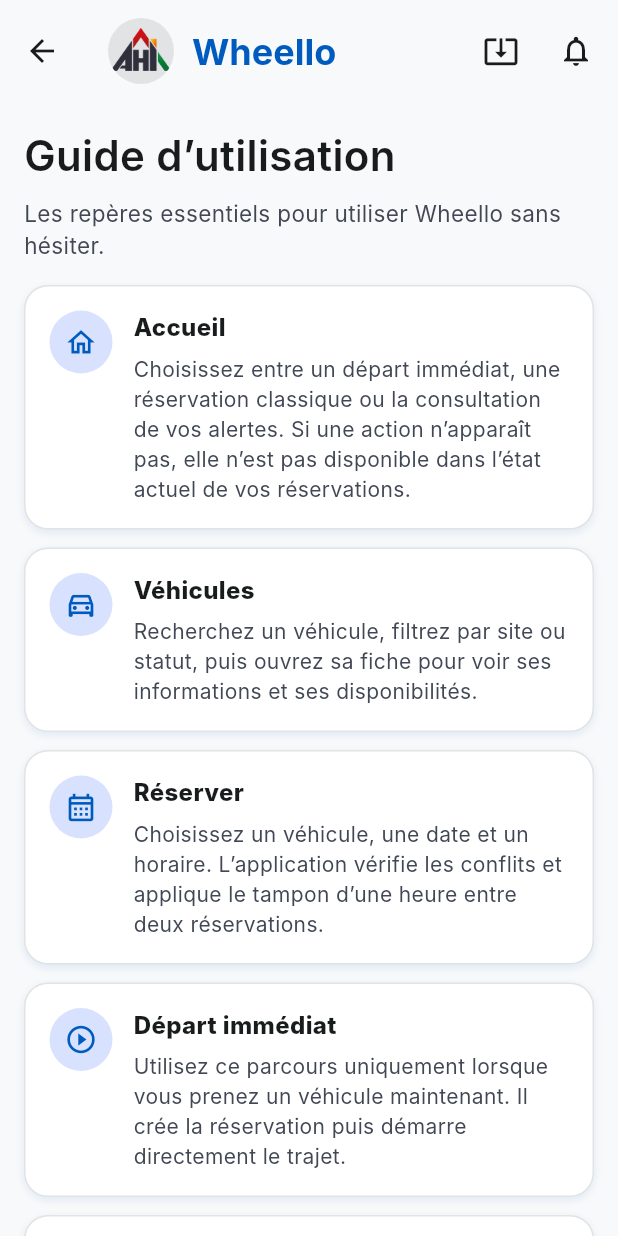
After one commit to rfielbal/MobileHabitatInsertion, a Flutter app: the AppGuideScreen screen opened by its route, on a phone screen of 412 x 824 dp. The commit adds this screen. Run offline on Flutter 3.47's test engine with Material 3 defaults, Android fonts, the phone set to English and light mode, and no system bars; our stand-ins replace flutter_dotenv, flutter_local_notifications, flutter_secure_storage, image_picker, open_filex, permission_handler and 1 more; missing offline and left inert: package_info_plus_platform_interface, video_compress; accounts and stored records are empty; Roboto replaces fonts that are missing (Inter).

Commit message:
docs: add mobile user guide

```diff
--- a/lib/main.dart
+++ b/lib/main.dart
@@ -3,6 +3,7 @@ import 'package:flutter/services.dart';
 
 import 'navigation/app_routes.dart';
 import 'screens/fleet/auth_gate.dart';
+import 'screens/fleet/app_guide_screen.dart';
 import 'screens/fleet/fleet_home_shell.dart';
 import 'screens/fleet/login_screen.dart';
 import 'screens/fleet/personal_data_screen.dart';
@@ -84,6 +85,7 @@ class WheelloApp extends StatelessWidget {
       routes: {
         AppRoutes.login: (context) => const LoginScreen(),
         AppRoutes.home: (context) => const FleetHomeShell(),
+        AppRoutes.appGuide: (context) => const AppGuideScreen(),
         AppRoutes.personalData: (context) => const PersonalDataScreen(),
       },
     );
--- a/lib/navigation/app_routes.dart
+++ b/lib/navigation/app_routes.dart
@@ -4,5 +4,6 @@ class AppRoutes {
   static const login = '/connexion';
   static const home = '/accueil';
   static const notifications = '/notifications';
+  static const appGuide = '/guide-utilisation';
   static const personalData = '/donnees-personnelles';
 }
--- /dev/null
+++ b/lib/screens/fleet/app_guide_screen.dart
@@ -0,0 +1,174 @@
+import 'package:flutter/material.dart';
+
+import '../../navigation/app_routes.dart';
+import '../../theme/app_colors.dart';
+import '../../widgets/app_card.dart';
+import '../../widgets/brand_top_bar.dart';
+import 'notifications_screen.dart';
+
+class AppGuideScreen extends StatelessWidget {
+  const AppGuideScreen({super.key, this.onOpenReservationFromNotification});
+
+  final ValueChanged<String>? onOpenReservationFromNotification;
+
+  @override
+  Widget build(BuildContext context) {
+    return Scaffold(
+      appBar: BrandTopBar(
+        showBackButton: true,
+        onNotificationsPressed: () => _openNotifications(context),
+      ),
+      body: SafeArea(
+        child: ListView(
+          padding: const EdgeInsets.fromLTRB(16, 16, 16, 24),
+          children: const [
+            Text(
+              'Guide d’utilisation',
+              style: TextStyle(
+                color: AppColors.onSurface,
+                fontSize: 28,
+                fontWeight: FontWeight.w600,
+              ),
+            ),
+            SizedBox(height: 8),
+            Text(
+              'Les repères essentiels pour utiliser Wheello sans hésiter.',
+              style: TextStyle(
+                color: AppColors.onSurfaceVariant,
+                fontSize: 15,
+                height: 1.4,
+              ),
+            ),
+            SizedBox(height: 16),
+            _GuideSection(
+              icon: Icons.home_outlined,
+              title: 'Accueil',
+              body:
+                  'Choisissez entre un départ immédiat, une réservation classique ou la consultation de vos alertes. Si une action n’apparaît pas, elle n’est pas disponible dans l’état actuel de vos réservations.',
+            ),
+            _GuideSection(
+              icon: Icons.directions_car_outlined,
+              title: 'Véhicules',
+              body:
+                  'Recherchez un véhicule, filtrez par site ou statut, puis ouvrez sa fiche pour voir ses informations et ses disponibilités.',
+            ),
+            _GuideSection(
+              icon: Icons.calendar_month_outlined,
+              title: 'Réserver',
+              body:
+                  'Choisissez un véhicule, une date et un horaire. L’application vérifie les conflits et applique le tampon d’une heure entre deux réservations.',
+            ),
+            _GuideSection(
+              icon: Icons.play_circle_outline,
+              title: 'Départ immédiat',
+              body:
+                  'Utilisez ce parcours uniquement lorsque vous prenez un véhicule maintenant. Il crée la réservation puis démarre directement le trajet.',
+            ),
+            _GuideSection(
+              icon: Icons.assignment_turned_in_outlined,
+              title: 'Départ et retour',
+              body:
+                  'Au moment du départ, confirmez le kilométrage. Au retour, indiquez le kilométrage final et validez pour libérer le véhicule.',
+            ),
+            _GuideSection(
+              icon: Icons.report_problem_outlined,
+              title: 'Signalements',
+              body:
+                  'Signalez uniquement une anomalie liée au véhicule. Les photos ou vidéos doivent rester utiles, courtes et sans données personnelles inutiles.',
+            ),
+            _GuideSection(
+              icon: Icons.notifications_none,
+              title: 'Notifications',
+              body:
+                  'Les notifications rappellent les départs, retours ou événements importants. Elles fonctionnent localement quand elles sont autorisées sur le téléphone.',
+            ),
+            _GuideSection(
+              icon: Icons.privacy_tip_outlined,
+              title: 'Données personnelles',
+              body:
+                  'La page dédiée explique quelles données sont utilisées, pourquoi, combien de temps elles sont conservées et qui contacter pour exercer vos droits.',
+            ),
+          ],
+        ),
+      ),
+    );
+  }
+
+  Future<void> _openNotifications(BuildContext context) async {
+    final reservationId = await Navigator.of(context).push<String>(
+      MaterialPageRoute<String>(
+        settings: const RouteSettings(name: AppRoutes.notifications),
+        builder: (_) => const NotificationsScreen(),
+      ),
+    );
+
+    if (!context.mounted ||
+        reservationId == null ||
+        reservationId.trim().isEmpty) {
+      return;
+    }
+
+    onOpenReservationFromNotification?.call(reservationId);
+  }
+}
+
+class _GuideSection extends StatelessWidget {
+  const _GuideSection({
+    required this.icon,
+    required this.title,
+    required this.body,
+  });
+
+  final IconData icon;
+  final String title;
+  final String body;
+
+  @override
+  Widget build(BuildContext context) {
+    return Padding(
+      padding: const EdgeInsets.only(bottom: 12),
+      child: AppCard(
+        child: Row(
+          crossAxisAlignment: CrossAxisAlignment.start,
+          children: [
+            Container(
+              height: 42,
+              width: 42,
+              alignment: Alignment.center,
+              decoration: const BoxDecoration(
+                color: AppColors.primaryFixed,
+                shape: BoxShape.circle,
+              ),
+              child: Icon(icon, color: AppColors.primary, size: 22),
+            ),
+            const SizedBox(width: 14),
+            Expanded(
+              child: Column(
+                crossAxisAlignment: CrossAxisAlignment.start,
+                children: [
+                  Text(
+                    title,
+                    style: const TextStyle(
+                      color: AppColors.onSurface,
+                      fontSize: 16,
+                      fontWeight: FontWeight.w800,
+                    ),
+                  ),
+                  const SizedBox(height: 6),
+                  Text(
+                    body,
+                    style: const TextStyle(
+                      color: AppColors.onSurfaceVariant,
+                      fontSize: 14,
+                      height: 1.45,
+                    ),
+                  ),
+                ],
+              ),
+            ),
+          ],
+        ),
+      ),
+    );
+  }
+}
--- a/lib/screens/fleet/profile_screen.dart
+++ b/lib/screens/fleet/profile_screen.dart
@@ -11,6 +11,7 @@ import '../../theme/app_colors.dart';
 import '../../widgets/app_card.dart';
 import '../../widgets/app_usage_help_dialog.dart';
 import '../../widgets/brand_top_bar.dart';
+import 'app_guide_screen.dart';
 import 'notifications_screen.dart';
 import 'personal_data_screen.dart';
 
@@ -132,6 +133,18 @@ class _ProfileScreenState extends State<ProfileScreen> {
             AppCard(
               child: Column(
                 children: [
+                  ListTile(
+                    contentPadding: EdgeInsets.zero,
+                    leading: const Icon(
+                      Icons.help_outline,
+                      color: AppColors.onSurfaceVariant,
+                    ),
+                    title: const Text('Guide d’utilisation'),
+                    subtitle: const Text('Comprendre les principales actions'),
+                    trailing: const Icon(Icons.chevron_right),
+                    onTap: () => _openAppGuide(context),
+                  ),
+                  const Divider(height: 16),
                   ListTile(
                     contentPadding: EdgeInsets.zero,
                     leading: const Icon(
@@ -397,6 +410,18 @@ class _ProfileScreenState extends State<ProfileScreen> {
       ),
     );
   }
+
+  void _openAppGuide(BuildContext context) {
+    Navigator.of(context).push(
+      MaterialPageRoute<void>(
+        settings: const RouteSettings(name: AppRoutes.appGuide),
+        builder: (context) => AppGuideScreen(
+          onOpenReservationFromNotification:
+              widget.onOpenReservationFromNotification,
+        ),
+      ),
+    );
+  }
 }
 
 class _ProfileRow extends StatelessWidget {
--- a/lib/widgets/app_usage_help_dialog.dart
+++ b/lib/widgets/app_usage_help_dialog.dart
@@ -93,6 +93,12 @@ _GuideContent _contentForTopic(AppUsageHelpTopic topic) {
           title: 'Faire une réservation',
           body:
               'À utiliser pour réserver un véhicule plus tard. Vous choisissez le véhicule, les dates et les horaires.',
+        ),
+        _GuideStepData(
+          icon: Icons.help_outline,
+          title: 'Guide d’utilisation',
+          body:
+              'Ouvrez le guide complet pour retrouver les principaux parcours de l’application.',
         ),
         _GuideStepData(
           icon: Icons.notifications_none,
```
Also changed, not shown: 3 other files.
